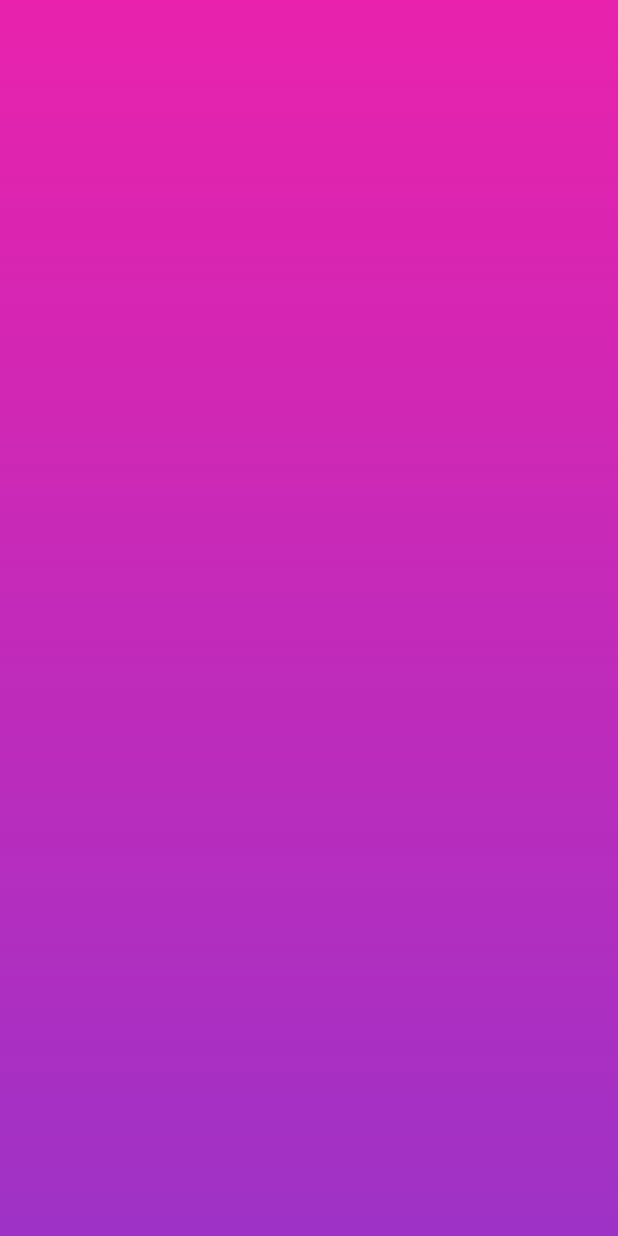
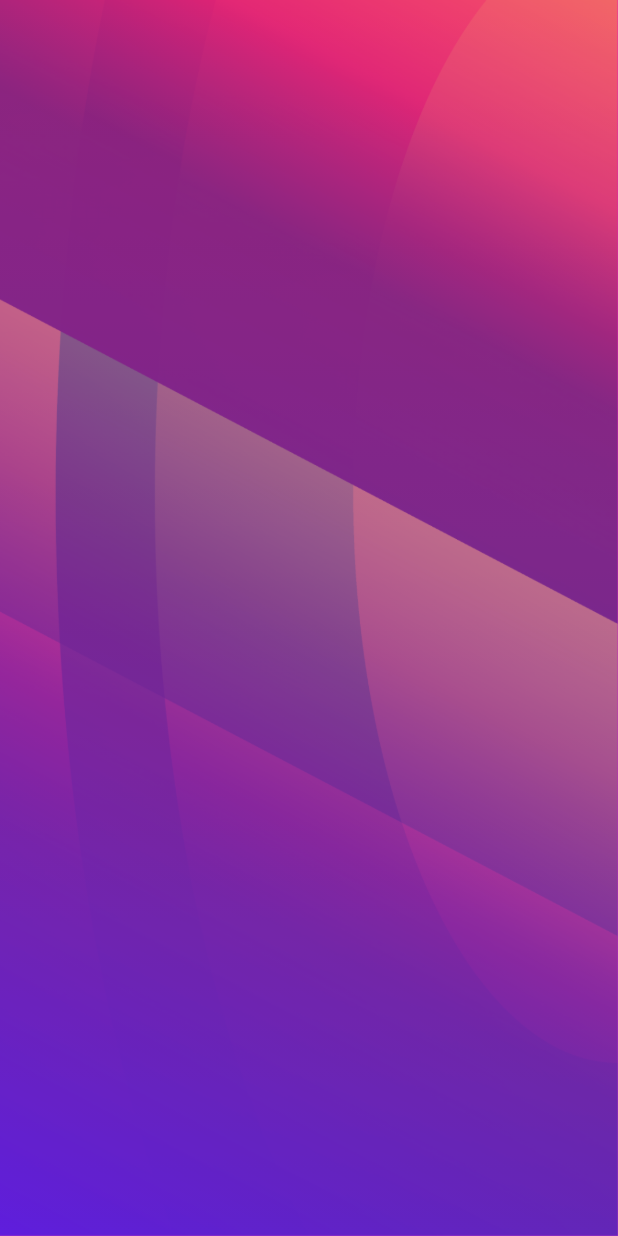
Before and after one commit to Kareemayman-dotcom/medica, a Flutter app: the screen it shows after launch, on a phone screen of 412 x 824 dp. Run offline on Flutter 3.47's test engine with Material 2 defaults, Android fonts, the phone set to English and light mode, and no system bars.

Commit message:
update on loginAs

```diff
--- a/lib/loginType.dart
+++ b/lib/loginType.dart
@@ -1,4 +1,7 @@
 import 'package:flutter/material.dart';
+import 'package:medica/view/widgets/custom_background.dart';
+
+import 'view/widgets/wavey_shape.dart';
 
 class loginAs extends StatelessWidget {
   const loginAs({Key? key}) : super(key: key);
@@ -6,14 +9,17 @@ class loginAs extends StatelessWidget {
   @override
   Widget build(BuildContext context) {
     return Scaffold(
-      // backgroundColor: ,
-      body: Container(
-        decoration: BoxDecoration(
-            gradient: LinearGradient(
-                colors: [Color(0xffE822AC), Color(0xff9E32C6)],
-                // stops: [0.6, 2],
-                begin: Alignment.topCenter,
-                end: Alignment.bottomCenter)),
+      body: Stack(
+        children: [
+          myDefaultBackground(),
+          Container(
+              decoration: BoxDecoration(
+                  image: DecorationImage(
+                      image: AssetImage('assets/images/loginAsBg.png'),
+                      fit: BoxFit.fill)
+                      )
+                      ),
+        ],
       ),
     );
   }
--- a/lib/main.dart
+++ b/lib/main.dart
@@ -13,6 +13,7 @@ class MyApp extends StatelessWidget {
   Widget build(BuildContext context) {
     return MaterialApp(
       home: Splash(),
+
     );
   }
 }
--- /dev/null
+++ b/lib/view/widgets/custom_background.dart
@@ -0,0 +1,10 @@
+import 'package:flutter/material.dart';
+
+Widget myDefaultBackground () =>
+Container(
+      decoration: BoxDecoration(
+          gradient: LinearGradient(
+              colors: [Color(0xffE822AC), Color(0xff9E32C6)],
+              // stops: [0.6, 2],
+              begin: Alignment.topCenter,
+              end: Alignment.bottomCenter)));
--- a/pubspec.yaml
+++ b/pubspec.yaml
@@ -57,6 +57,7 @@ flutter:
   assets:
     - assets/images/splashBackground.png
     - assets/images/logo.png
+    - assets/images/loginAsBg.png
   # To add assets to your application, add an assets section, like this:
   # assets:
   #   - images/a_dot_burr.jpeg
```
Also changed, not shown: lib/view/widgets/wavey_shape.dart (added, +65 -0 lines), assets/images/loginAsBg.png (added).
